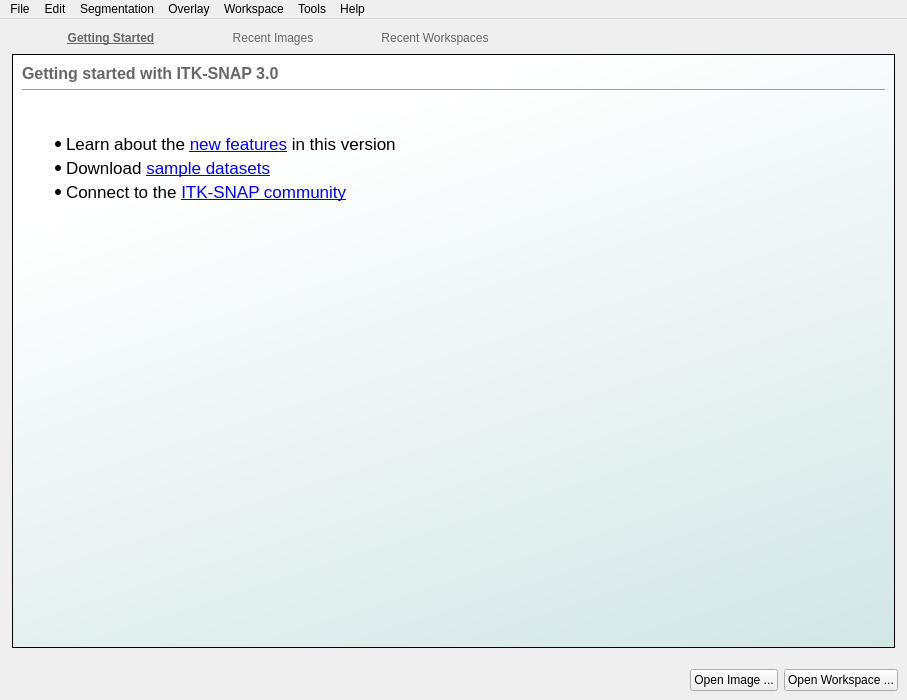
Qt form GUI/Qt/Windows/MainImageWindow.ui (pyushkevich/itksnap) before a commit.
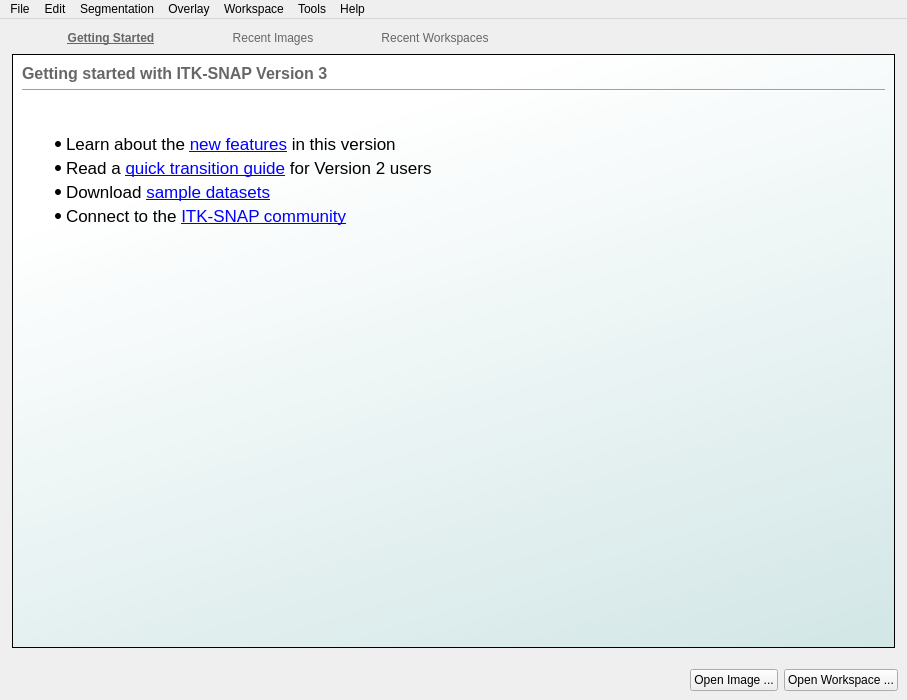
The same form after that commit. The open tabs and pages were chosen to show the change. Icons and pictures are not drawn. Custom widgets are drawn as their Qt base class.

```diff
--- a/GUI/Qt/Windows/MainImageWindow.ui
+++ b/GUI/Qt/Windows/MainImageWindow.ui
@@ -186,6 +186,7 @@
 &lt;/style&gt;&lt;/head&gt;&lt;body style=&quot; font-family:'.Lucida Grande UI'; font-size:13pt; font-weight:400; font-style:normal;&quot;&gt;
 &lt;p style=&quot;-qt-paragraph-type:empty; margin-top:0px; margin-bottom:0px; margin-left:0px; margin-right:0px; -qt-block-indent:0; text-indent:0px; font-family:'Lucida Grande';&quot;&gt;&lt;br /&gt;&lt;/p&gt;
 &lt;ul style=&quot;margin-top: 0px; margin-bottom: 0px; margin-left: 0px; margin-right: 0px; -qt-list-indent: 1;&quot;&gt;&lt;li style=&quot; font-family:'Lucida Grande';&quot; style=&quot; margin-top:12px; margin-bottom:4px; margin-left:0px; margin-right:0px; -qt-block-indent:0; text-indent:0px;&quot;&gt;Learn about the &lt;a href=&quot;http://www.itksnap.org/pmwiki/pmwiki.php?n=Documentation.NewFeaturesVersion30&quot;&gt;&lt;span style=&quot; text-decoration: underline; color:#0000ff;&quot;&gt;new features&lt;/span&gt;&lt;/a&gt; in this version&lt;/li&gt;
+&lt;li style=&quot; font-family:'Lucida Grande';&quot; style=&quot; margin-top:0px; margin-bottom:4px; margin-left:0px; margin-right:0px; -qt-block-indent:0; text-indent:0px;&quot;&gt;Read a &lt;a href=&quot;http://www.itksnap.org/pmwiki/pmwiki.php?n=Documentation.UpgradingTo30&quot;&gt;&lt;span style=&quot; text-decoration: underline; color:#0000ff;&quot;&gt;quick transition guide&lt;/span&gt;&lt;/a&gt; for Version 2 users&lt;/li&gt;
 &lt;li style=&quot; font-family:'Lucida Grande';&quot; style=&quot; margin-top:0px; margin-bottom:4px; margin-left:0px; margin-right:0px; -qt-block-indent:0; text-indent:0px;&quot;&gt;Download &lt;a href=&quot;http://www.itksnap.org/pmwiki/pmwiki.php?n=Downloads.Data&quot;&gt;&lt;span style=&quot; text-decoration: underline; color:#0000ff;&quot;&gt;sample datasets&lt;/span&gt;&lt;/a&gt;&lt;/li&gt;
 &lt;li style=&quot; font-family:'Lucida Grande';&quot; style=&quot; margin-top:0px; margin-bottom:12px; margin-left:0px; margin-right:0px; -qt-block-indent:0; text-indent:0px;&quot;&gt;Connect to the &lt;a href=&quot;http://www.itksnap.org/pmwiki/pmwiki.php?n=MailingLists.MailingLists&quot;&gt;&lt;span style=&quot; text-decoration: underline; color:#0000ff;&quot;&gt;ITK-SNAP community&lt;/span&gt;&lt;/a&gt;&lt;/li&gt;&lt;/ul&gt;&lt;/body&gt;&lt;/html&gt;</string>
                  </property>
@@ -213,7 +214,7 @@
 </string>
                  </property>
                  <property name="text">
-                  <string>Getting started with ITK-SNAP 3.0</string>
+                  <string>Getting started with ITK-SNAP Version 3</string>
                  </property>
                 </widget>
                </item>
```
Left out of the diff: 2 changed lines with no effect on the pictures.
